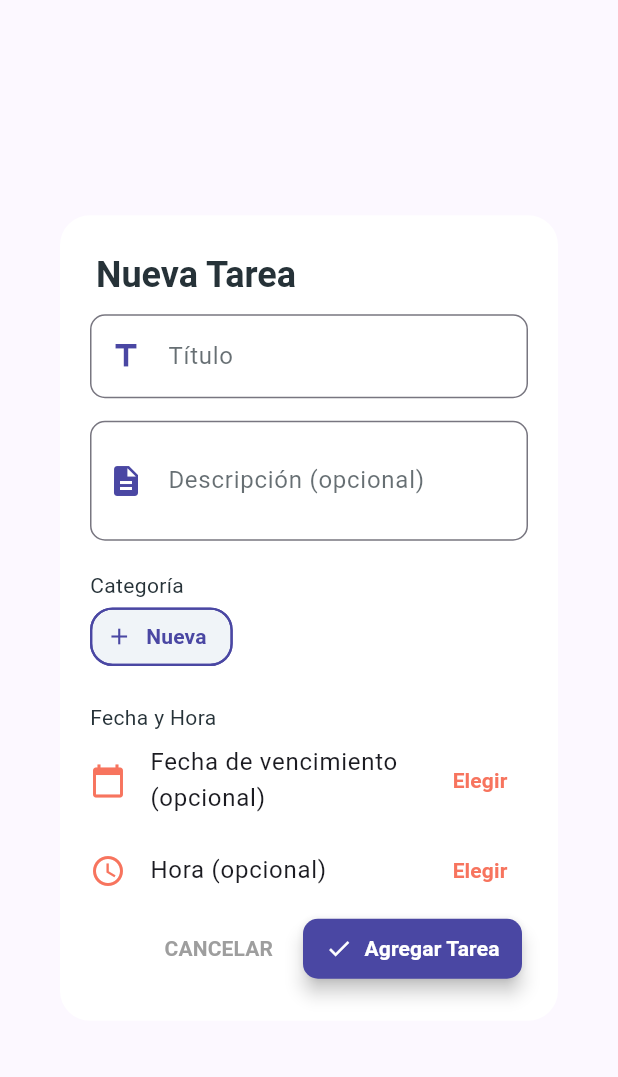
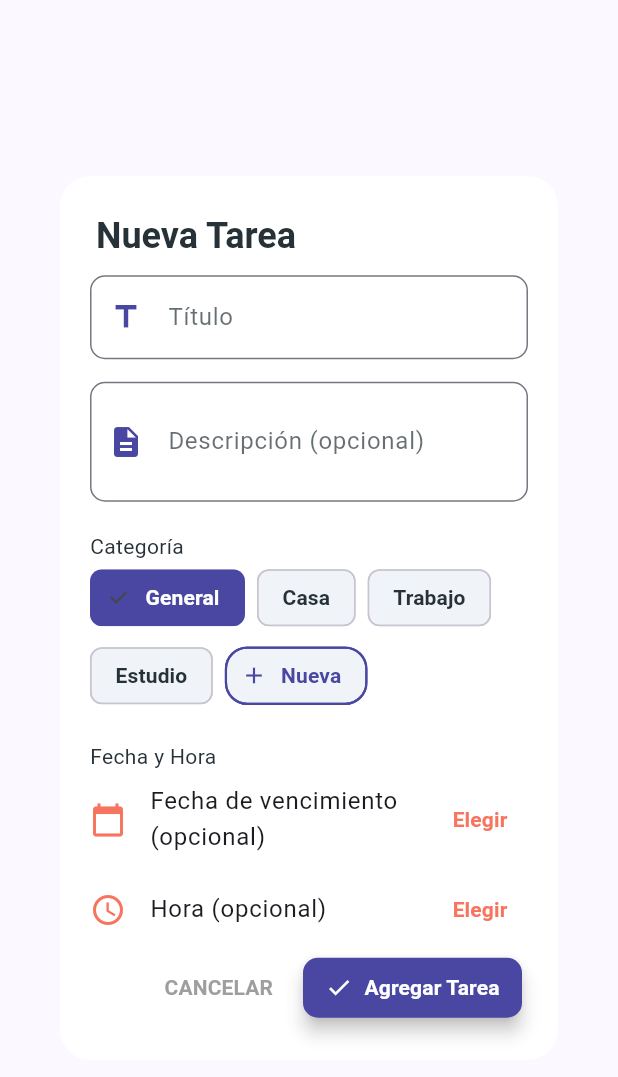
Before and after one commit to MiguelAngelJimenezUria/proyectofinalflutter, a Flutter app: the AddTodoDialog widget shown alone on an empty page, opened directly with empty values, on a phone screen of 412 x 824 dp. Shown: the top 1077 px of the screen. Run offline on Flutter 3.47's test engine with Material 3 defaults, Android fonts, the phone set to English and light mode, and no system bars; our stand-ins replace shared_preferences, table_calendar; accounts and stored records are empty.

```diff
--- a/lib/view/add_todo_dialog.dart
+++ b/lib/view/add_todo_dialog.dart
@@ -33,18 +33,27 @@ class _AddTodoDialogState extends State<AddTodoDialog> {
 void initState() {
   super.initState();
 
+  // Obtener ViewModel para acceder a las categorías actuales
+  WidgetsBinding.instance.addPostFrameCallback((_) {
+    final viewModel = Provider.of<TodoViewModel>(context, listen: false);
+
     // 1. Intentar establecer 'General' como la categoría inicial.
     String? initialCategory;
 
-  if (widget.categories.contains('General')) {
+    if (viewModel.categories.contains('General')) {
       initialCategory = 'General';
-  } else if (widget.categories.isNotEmpty) {
+    } else if (viewModel.categories.isNotEmpty) {
       // 2. Si no existe 'General', usar la primera categoría disponible.
-    initialCategory = widget.categories.first;
+      initialCategory = viewModel.categories.first;
     }
 
     // 3. Establecer el estado. Si no hay categorías, _selectedCategory queda como null (String?).
+    if (mounted) {
+      setState(() {
         _selectedCategory = initialCategory;
+      });
+    }
+  });
 }
 
   @override
@@ -131,8 +140,10 @@ void initState() {
 
   @override
   Widget build(BuildContext context) {
-    // Escucha el ViewModel solo para la función de guardar.
-    final viewModel = Provider.of<TodoViewModel>(context, listen: false);
+    // ✅ CORRECCIÓN: Escuchar cambios del ViewModel para actualizar categorías
+    final viewModel = Provider.of<TodoViewModel>(context, listen: true);
+    // Usar las categorías del ViewModel en lugar de las del widget
+    final currentCategories = viewModel.categories;
 
     // Combina fecha y hora si ambas están seleccionadas
     DateTime? finalDueDate;
@@ -192,7 +203,7 @@ void initState() {
               spacing: 8.0,
               runSpacing: 4.0,
               children: [
-                ...widget.categories.map((category) => ChoiceChip(
+                ...currentCategories.map((category) => ChoiceChip(
                   label: Text(category),
                   selected: _selectedCategory == category,
                   selectedColor: AppColors.primary,
```
Also changed, not shown: lib/services/api_service.dart (+12 -2 lines). Lines whose indentation alone changed are shown as unchanged.
